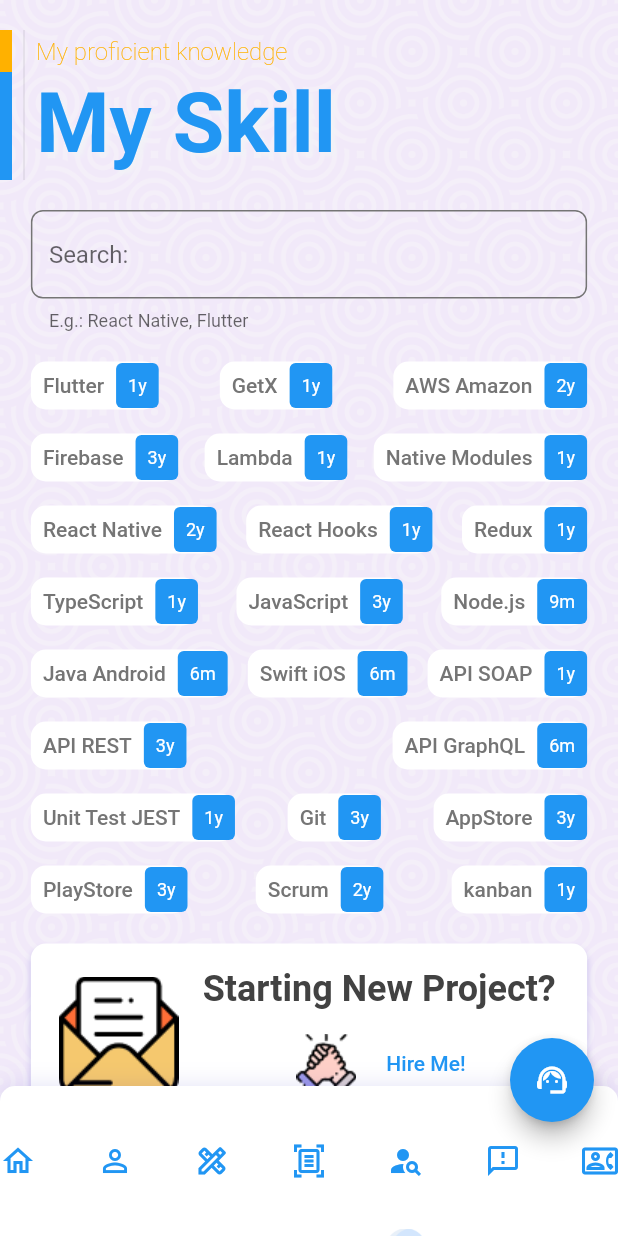
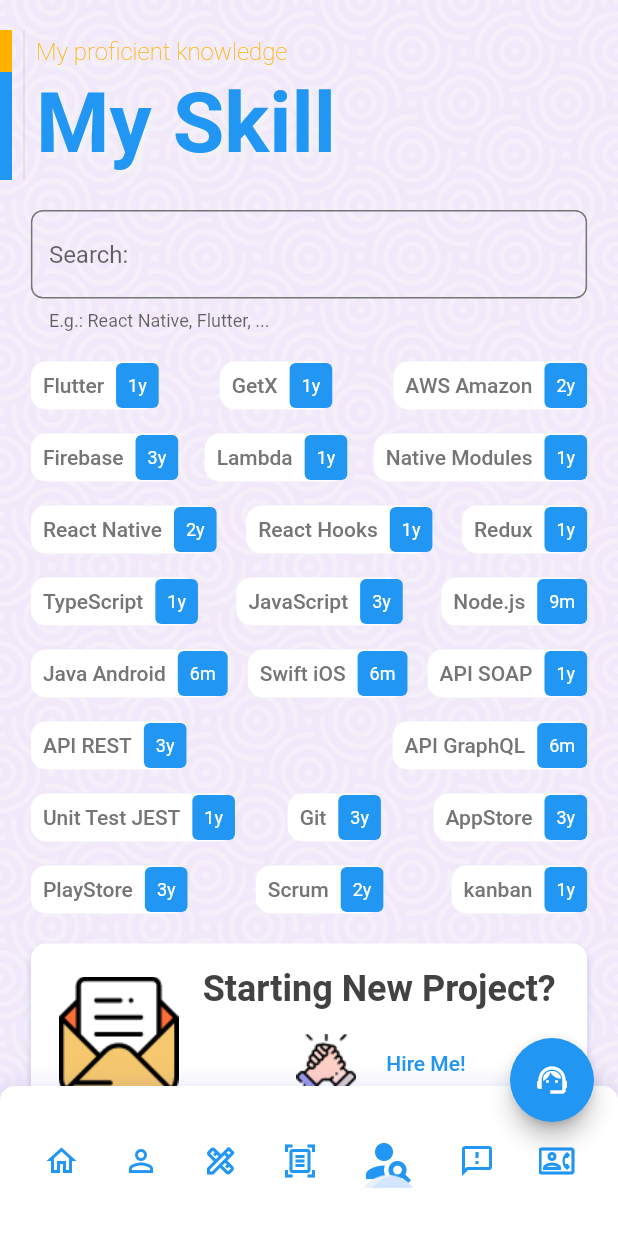
Before and after one commit to BinniZenobioCordovaLeandro/portfolio, a Flutter app: the screen it shows after launch, swiped to page 5, on a phone screen of 412 x 824 dp. Run offline on Flutter 3.47's test engine with Material 2 defaults, Android fonts, the phone set to English and light mode, and no system bars; our stand-ins replace device_preview; missing offline and left inert: particles_flutter, string_similarity; Roboto replaces fonts that are missing (SFProDisplay); statements that could not run were skipped.

Commit message:
render menu fixed

```diff
--- a/lib/src/pages/components/menu.dart
+++ b/lib/src/pages/components/menu.dart
@@ -41,7 +41,7 @@ class _BottomTabMenuState extends State<BottomTabMenu> {
         ],
       ),
       child: Row(
-        mainAxisAlignment: MainAxisAlignment.spaceBetween,
+        mainAxisAlignment: MainAxisAlignment.spaceEvenly,
         children: List.generate(
           menus.length,
           (index) => buildMenuItem(index, context),
@@ -53,7 +53,9 @@ class _BottomTabMenuState extends State<BottomTabMenu> {
   Widget buildMenuItem(int index, BuildContext context) {
     var media = MediaQuery.of(context).size;
     bool isSmall = media.width <= PHONE_BREAK;
-    return InkWell(
+    return Tooltip(
+      message: menus[index].name!,
+      child: InkWell(
         onTap: () {
           setState(() {
             if (widget.onTap != null) widget.onTap!(index);
@@ -64,16 +66,17 @@ class _BottomTabMenuState extends State<BottomTabMenu> {
             value ? hoverIndex = index : hoverIndex = widget.selectedIndex;
           });
         },
-      child: Container(
-        constraints: BoxConstraints(minWidth: isSmall ? 15 : 60),
-        height: 100,
-        child: Flexible(
         child: Stack(
-            alignment: Alignment.center,
           children: [
             if (isSmall)
-                Icon(
+              AnimatedSize(
+                duration: const Duration(milliseconds: 200),
+                child: Icon(
                   menus[index].icon,
+                  size: widget.selectedIndex == index
+                      ? IconTheme.of(context).size! * 1.5
+                      : IconTheme.of(context).size,
+                ),
               )
             else
               TextComponent(
@@ -101,7 +104,6 @@ class _BottomTabMenuState extends State<BottomTabMenu> {
           ],
         ),
       ),
-      ),
     );
   }
 }
--- a/lib/src/sections/skill/skill_section.dart
+++ b/lib/src/sections/skill/skill_section.dart
@@ -48,7 +48,7 @@ class _SkillSectionState extends State<SkillSection> {
                 child: TextFieldComponent(
                   controller: textEditingController,
                   labelText: 'Search:',
-                  helperText: 'E.g.: React Native, Flutter',
+                  helperText: 'E.g.: React Native, Flutter, ...',
                   onChanged: (string) => {
                     setState(() {
                       Map<dynamic, Skill> mapSkills = {};
```
Also changed, not shown: 4 other files. Lines whose indentation alone changed are shown as unchanged.
